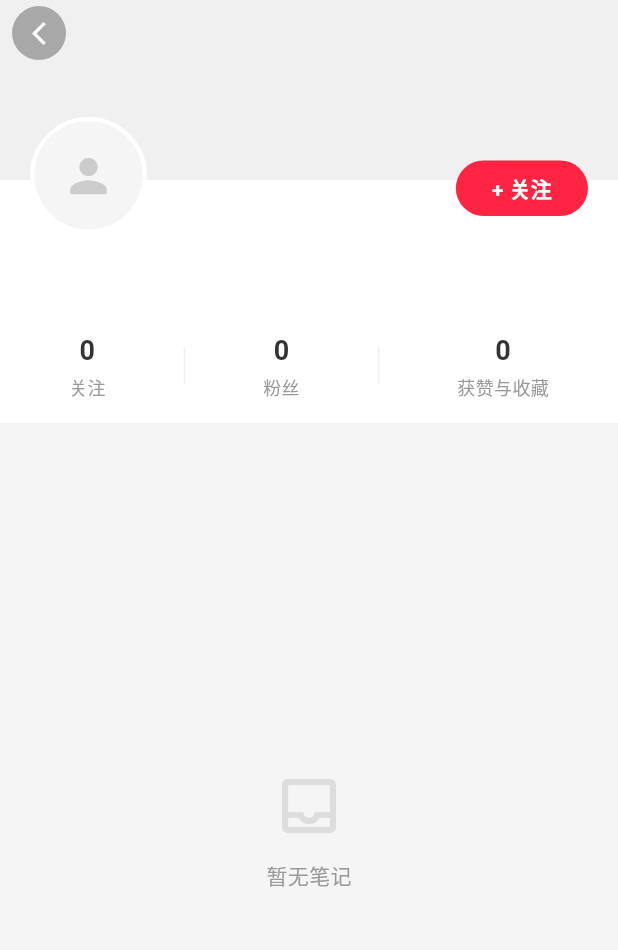
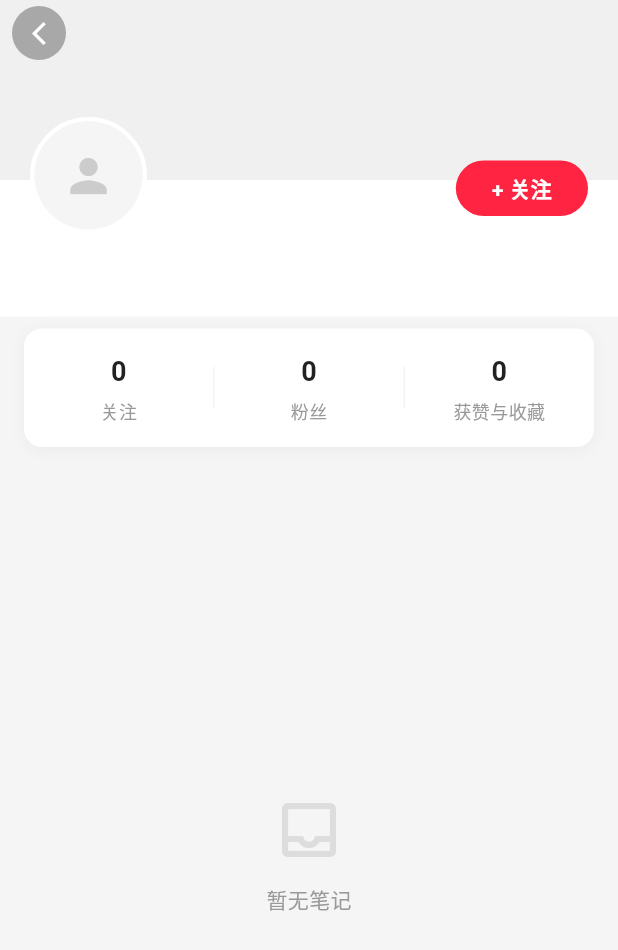
Before and after one commit to huddnyuesdi-cmd/yue-app, a Flutter app: the UserProfilePage screen opened directly with empty values, on a phone screen of 412 x 824 dp. Shown: the top 950 px of the screen. Run offline on Flutter 3.47's test engine with Material 3 defaults, Android fonts, the phone set to English and light mode, and no system bars; our stand-ins replace dio, open_filex, package_info_plus, shared_preferences; accounts and stored records are empty; network calls fail.

Commit message:
Fix duplicate notes, beautify user profile, fix follow status loading
1. Deduplicate posts in WaterfallFeed and FollowingFeed _loadMorePosts
   by filtering out posts with IDs already in the list
2. Beautify UserProfilePage: improved stats card with rounded corners and
   shadow, bio displayed in styled container, better spacing/typography
3. Fix getFollowStatus to accept String userId (was int), remove
   int.tryParse guard in _loadFollowStatus so follow status loads for
   non-numeric user IDs

Co-authored-by: huddnyuesdi-cmd <262306562+huddnyuesdi-cmd@users.noreply.github.com>

```diff
--- a/yue_app/lib/pages/user_profile_page.dart
+++ b/yue_app/lib/pages/user_profile_page.dart
@@ -66,10 +66,8 @@ class _UserProfilePageState extends State<UserProfilePage> {
 
   Future<void> _loadFollowStatus() async {
     try {
-      final uid = int.tryParse(widget.userId);
-      if (uid == null) return;
       final postService = await PostService.getInstance();
-      final status = await postService.getFollowStatus(uid);
+      final status = await postService.getFollowStatus(widget.userId);
       if (mounted && status.isNotEmpty) {
         final following = status['is_following'] as bool? ?? status['following'] as bool? ?? false;
         setState(() => _isFollowing = following);
@@ -121,6 +119,7 @@ class _UserProfilePageState extends State<UserProfilePage> {
                   slivers: [
                     SliverToBoxAdapter(child: _buildProfileHeader(nickname, avatar, bio, userId, background: background, verified: verified, verifiedName: verifiedName)),
                     SliverToBoxAdapter(child: _buildStatsRow()),
+                    const SliverToBoxAdapter(child: SizedBox(height: 8)),
                     if (_posts.isNotEmpty)
                       SliverPadding(
                         padding: const EdgeInsets.all(8),
@@ -255,7 +254,7 @@ class _UserProfilePageState extends State<UserProfilePage> {
           const SizedBox(height: 44),
           // User info
           Padding(
-            padding: const EdgeInsets.fromLTRB(20, 0, 20, 12),
+            padding: const EdgeInsets.fromLTRB(20, 0, 20, 16),
             child: Column(
               crossAxisAlignment: CrossAxisAlignment.start,
               children: [
@@ -264,7 +263,7 @@ class _UserProfilePageState extends State<UserProfilePage> {
                     Flexible(
                       child: Text(
                         nickname,
-                        style: const TextStyle(fontSize: 20, fontWeight: FontWeight.bold, color: Color(0xFF222222)),
+                        style: const TextStyle(fontSize: 22, fontWeight: FontWeight.bold, color: Color(0xFF222222)),
                         overflow: TextOverflow.ellipsis,
                       ),
                     ),
@@ -273,23 +272,31 @@ class _UserProfilePageState extends State<UserProfilePage> {
                   ],
                 ),
                 if (verified > 0 && verifiedName.isNotEmpty) ...[
-                  const SizedBox(height: 3),
+                  const SizedBox(height: 4),
                   Text(
                     verifiedName,
                     style: const TextStyle(fontSize: 12, color: Color(0xFF1D9BF0)),
                   ),
                 ] else if (userId.isNotEmpty) ...[
-                  const SizedBox(height: 3),
+                  const SizedBox(height: 4),
                   Text(
                     'ID: $userId',
                     style: const TextStyle(fontSize: 12, color: Color(0xFFBBBBBB)),
                   ),
                 ],
                 if (bio.isNotEmpty) ...[
-                  const SizedBox(height: 8),
-                  Text(
+                  const SizedBox(height: 10),
+                  Container(
+                    width: double.infinity,
+                    padding: const EdgeInsets.all(12),
+                    decoration: BoxDecoration(
+                      color: const Color(0xFFF8F8F8),
+                      borderRadius: BorderRadius.circular(8),
+                    ),
+                    child: Text(
                       bio,
-                    style: const TextStyle(fontSize: 13, color: Color(0xFF666666), height: 1.4),
+                      style: const TextStyle(fontSize: 13, color: Color(0xFF666666), height: 1.5),
+                    ),
                   ),
                 ],
               ],
@@ -323,34 +330,57 @@ class _UserProfilePageState extends State<UserProfilePage> {
     final likeCount = svLikesAndCollects > 0 ? svLikesAndCollects : svLikeCount > 0 ? svLikeCount : svLikesCount > 0 ? svLikesCount : svTotalLikes;
 
     return Container(
+      margin: const EdgeInsets.symmetric(horizontal: 16, vertical: 8),
+      padding: const EdgeInsets.symmetric(vertical: 16),
+      decoration: BoxDecoration(
         color: Colors.white,
-      padding: const EdgeInsets.fromLTRB(20, 16, 20, 16),
+        borderRadius: BorderRadius.circular(12),
+        boxShadow: [
+          BoxShadow(
+            color: Colors.black.withValues(alpha: 0.04),
+            blurRadius: 8,
+            offset: const Offset(0, 2),
+          ),
+        ],
+      ),
       child: Row(
-        mainAxisAlignment: MainAxisAlignment.spaceAround,
+        mainAxisAlignment: MainAxisAlignment.spaceEvenly,
         children: [
-          _buildStatItem('$followingCount', '关注'),
-          Container(width: 1, height: 24, color: const Color(0xFFEEEEEE)),
-          _buildStatItem('$followerCount', '粉丝'),
-          Container(width: 1, height: 24, color: const Color(0xFFEEEEEE)),
-          _buildStatItem('$likeCount', '获赞与收藏'),
+          _buildStatItem(_formatStatCount(followingCount), '关注'),
+          Container(width: 0.5, height: 28, color: const Color(0xFFE8E8E8)),
+          _buildStatItem(_formatStatCount(followerCount), '粉丝'),
+          Container(width: 0.5, height: 28, color: const Color(0xFFE8E8E8)),
+          _buildStatItem(_formatStatCount(likeCount), '获赞与收藏'),
         ],
       ),
     );
   }
 
+  String _formatStatCount(int count) {
+    if (count >= 10000) {
+      return '${(count / 10000).toStringAsFixed(1)}w';
+    }
+    if (count >= 1000) {
+      return '${(count / 1000).toStringAsFixed(1)}k';
+    }
+    return '$count';
+  }
+
   Widget _buildStatItem(String count, String label) {
-    return Column(
+    return Expanded(
+      child: Column(
         children: [
           Text(
             count,
-          style: const TextStyle(fontSize: 18, fontWeight: FontWeight.bold, color: Color(0xFF333333)),
+            style: const TextStyle(fontSize: 18, fontWeight: FontWeight.bold, color: Color(0xFF222222)),
           ),
-        const SizedBox(height: 2),
+          const SizedBox(height: 4),
           Text(
             label,
             style: const TextStyle(fontSize: 12, color: Color(0xFF999999)),
           ),
         ],
+      ),
     );
   }
 }
--- a/yue_app/lib/services/post_service.dart
+++ b/yue_app/lib/services/post_service.dart
@@ -629,7 +629,7 @@ class PostService {
   }
 
   /// Get follow status for a user.
-  Future<Map<String, dynamic>> getFollowStatus(int userId) async {
+  Future<Map<String, dynamic>> getFollowStatus(String userId) async {
     final token = _storage.getCommunityToken();
     if (token == null || token.isEmpty) return {};
 
--- a/yue_app/lib/widgets/following_feed.dart
+++ b/yue_app/lib/widgets/following_feed.dart
@@ -90,7 +90,9 @@ class _FollowingFeedState extends State<FollowingFeed> with AutomaticKeepAliveCl
       final response = await postService.getFollowingPosts(page: _page, limit: 20);
       if (mounted) {
         setState(() {
-          _posts.addAll(response.posts);
+          final existingIds = _posts.map((p) => p.id).toSet();
+          final newPosts = response.posts.where((p) => !existingIds.contains(p.id)).toList();
+          _posts.addAll(newPosts);
           _page++;
           _hasMore = response.pagination != null &&
               response.pagination!.page < response.pagination!.pages;
--- a/yue_app/lib/widgets/waterfall_feed.dart
+++ b/yue_app/lib/widgets/waterfall_feed.dart
@@ -98,7 +98,9 @@ class _WaterfallFeedState extends State<WaterfallFeed> with AutomaticKeepAliveCl
       );
       if (mounted) {
         setState(() {
-          _posts.addAll(response.posts);
+          final existingIds = _posts.map((p) => p.id).toSet();
+          final newPosts = response.posts.where((p) => !existingIds.contains(p.id)).toList();
+          _posts.addAll(newPosts);
           _page++;
           _hasMore = response.pagination != null &&
               response.pagination!.page < response.pagination!.pages;
```
Lines whose indentation alone changed are shown as unchanged.
